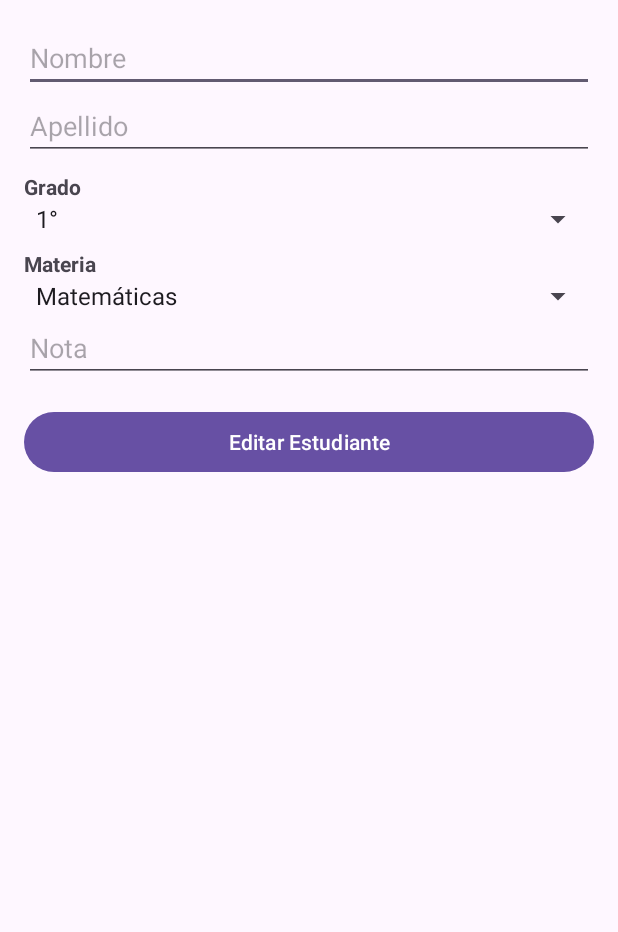
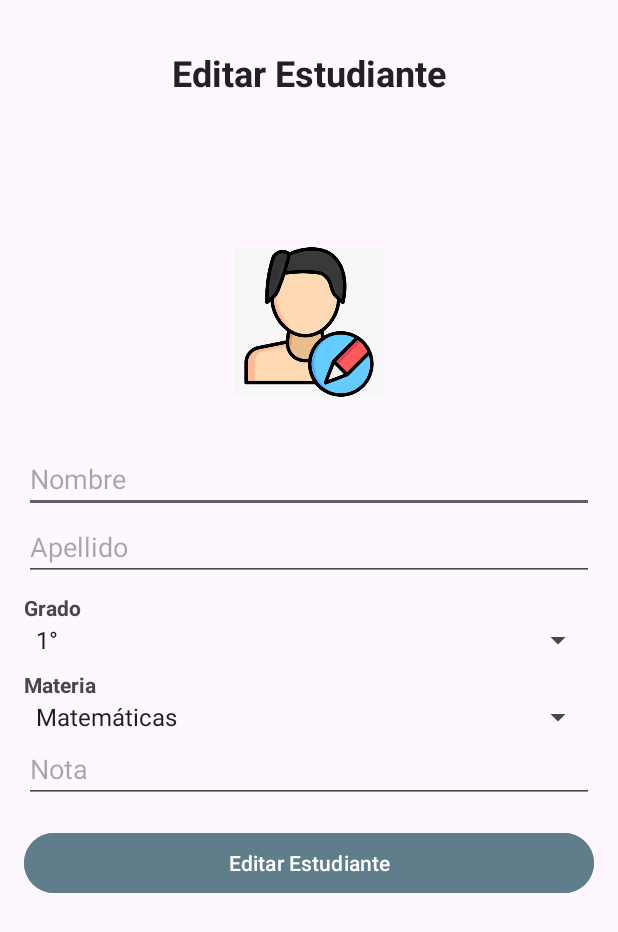
Before and after one commit to AlbertoAlas03/Desafio-practicoII-DSM, an Android app: the EditarEstudianteActivity screen opened directly, with no data from a screen before it, on a phone screen of 412 x 824 dp. Shown: the top 932 px of the screen. Run offline under Robolectric (Android 15) with nearby library versions, the phone set to English and light mode, and no system bars; our stand-ins replace Firebase (no records; nobody signed in at launch, a user with empty details on screens opened directly).

Commit message:
Mejora de diseño colores e imagenes

```diff
--- a/app/src/main/res/layout/activity_editar_estudiante.xml
+++ b/app/src/main/res/layout/activity_editar_estudiante.xml
@@ -8,7 +8,33 @@
     android:orientation="vertical"
     android:padding="16dp"
     tools:context=".EditarEstudianteActivity">
-
+    <TextView
+        android:id="@+id/title"
+        android:layout_width="wrap_content"
+        android:layout_height="wrap_content"
+        android:layout_marginTop="16dp"
+        android:layout_marginBottom="20dp"
+        android:text="@string/editarEstudiante"
+        android:textSize="24sp"
+        android:textStyle="bold"
+        android:textColor="@color/black"
+        app:layout_constraintEnd_toEndOf="parent"
+        app:layout_constraintStart_toStartOf="parent"
+        app:layout_constraintTop_toTopOf="parent"
+        app:layout_constraintBottom_toTopOf="@+id/imageView"
+        android:layout_gravity="center"/>
+    <ImageView
+        android:id="@+id/imageView"
+        android:layout_width="100dp"
+        android:layout_height="100dp"
+        android:layout_marginTop="80dp"
+        android:layout_marginBottom="32dp"
+        android:src="@drawable/editar"
+        app:layout_constraintEnd_toEndOf="parent"
+        app:layout_constraintStart_toStartOf="parent"
+        app:layout_constraintTop_toTopOf="parent"
+        app:layout_constraintBottom_toTopOf="@+id/txtEditarNombre"
+        android:layout_gravity="center"/>
     <EditText
         android:id="@+id/txtEditarNombre"
         android:layout_width="match_parent"
@@ -60,6 +86,7 @@
         android:layout_height="wrap_content"
         android:text="@string/editarGuardar"
         android:textColor="@android:color/white"
-        android:layout_marginTop="16dp"/>
+        android:layout_marginTop="16dp"
+        android:backgroundTint="#607D8B"/>
 
 </LinearLayout>
--- a/app/src/main/res/layout/activity_listar_estudiantes.xml
+++ b/app/src/main/res/layout/activity_listar_estudiantes.xml
@@ -19,7 +19,8 @@
         android:id="@+id/btnFiltrar"
         android:layout_width="match_parent"
         android:layout_height="wrap_content"
-        android:text="Filtrar" />
+        android:text="@string/filtrar"
+        android:backgroundTint="#455A64"/>
 
     <androidx.recyclerview.widget.RecyclerView
         android:id="@+id/recyclerViewEstudiantes"
--- a/app/src/main/res/layout/activity_login.xml
+++ b/app/src/main/res/layout/activity_login.xml
@@ -28,7 +28,7 @@
         android:layout_height="100dp"
         android:layout_marginTop="80dp"
         android:layout_marginBottom="32dp"
-        android:src="@drawable/usuario"
+        android:src="@drawable/logo"
     app:layout_constraintEnd_toEndOf="parent"
     app:layout_constraintStart_toStartOf="parent"
     app:layout_constraintTop_toTopOf="parent"
@@ -72,7 +72,7 @@
         android:layout_marginBottom="10dp"
         android:text="@string/btnLogin"
         android:textColor="@color/black"
-        android:backgroundTint="@color/lightblue"
+        android:backgroundTint="#CFD8DC"
         app:layout_constraintBottom_toTopOf="@+id/linearLayout"
         app:layout_constraintEnd_toEndOf="parent"
         app:layout_constraintStart_toStartOf="parent"
--- a/app/src/main/res/layout/activity_register.xml
+++ b/app/src/main/res/layout/activity_register.xml
@@ -66,7 +66,7 @@
         android:layout_height="100dp"
         android:layout_marginTop="100dp"
         android:layout_marginBottom="32dp"
-        android:src="@drawable/agregar"
+        android:src="@drawable/usuario"
         app:layout_constraintEnd_toEndOf="parent"
         app:layout_constraintStart_toStartOf="parent"
         app:layout_constraintTop_toTopOf="parent"
@@ -98,7 +98,7 @@
         android:text="@string/register"
         android:textSize="20sp"
         android:textColor="@color/black"
-        android:backgroundTint="@color/lightblue"
+        android:backgroundTint="#CFD8DC"
         app:layout_constraintBottom_toTopOf="@+id/linearLayout"
         app:layout_constraintEnd_toEndOf="parent"
         app:layout_constraintHorizontal_bias="0.501"
--- a/app/src/main/res/values/colors.xml
+++ b/app/src/main/res/values/colors.xml
@@ -1,6 +1,6 @@
 <?xml version="1.0" encoding="utf-8"?>
 <resources>
-    <color name="black">#FF000000</color>
+    <color name="black">#212121</color>
     <color name="white">#FFFFFFFF</color>
     <color name="lightblue">#03a9f4</color>
 </resources>
--- a/app/src/main/res/values/strings.xml
+++ b/app/src/main/res/values/strings.xml
@@ -30,4 +30,7 @@
     <string name="itemMateria">Materia: </string>
     <string name="itemEliminar">Eliminar </string>
     <string name="itemEditar">Editar </string>
+    <string name="filtrar">Filtrar </string>
+    <string name="agregarEstudiante">Agregar Estudiante </string>
+    <string name="editarEstudiante">Editar Estudiante </string>
 </resources>
```
Also changed, not shown: app/src/main/res/layout/activity_agregar_estudiante.xml (+29 -2 lines), app/src/main/res/layout/activity_item_estudiante.xml (+5 -3 lines), app/src/main/res/layout/activity_main.xml (+5 -3 lines), app/src/main/res/drawable/editar.jpeg (added), app/src/main/res/drawable/logo.jpeg (added).
